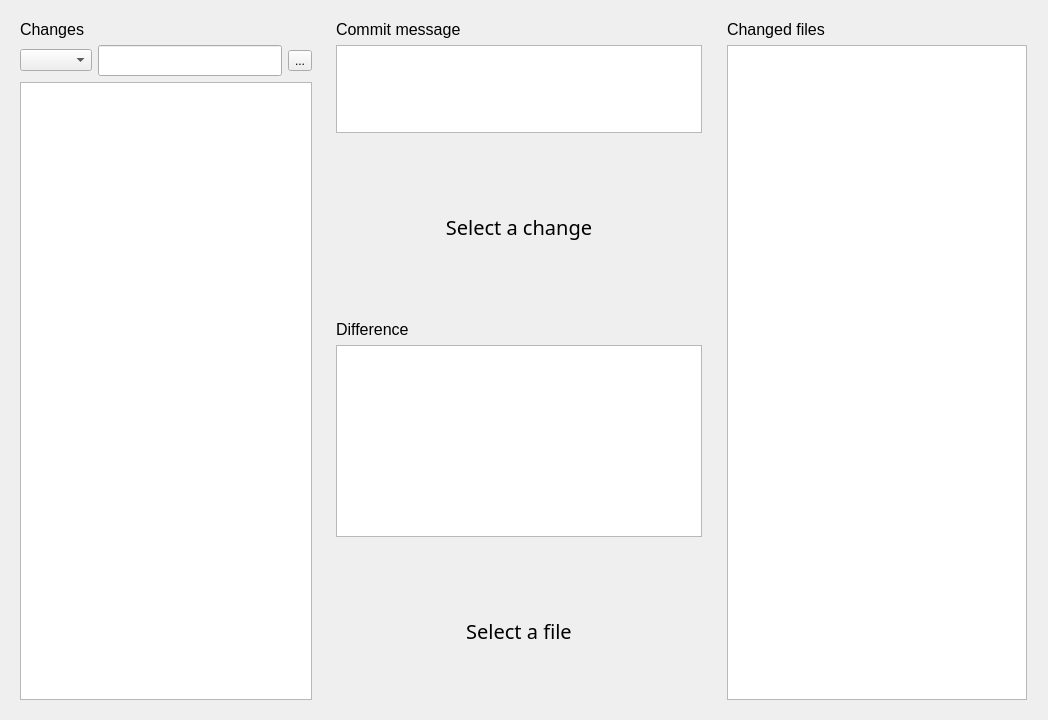
Above: client/ui/repo.ui from Kirisummer/config_sync before the change. Below: the same form after it.
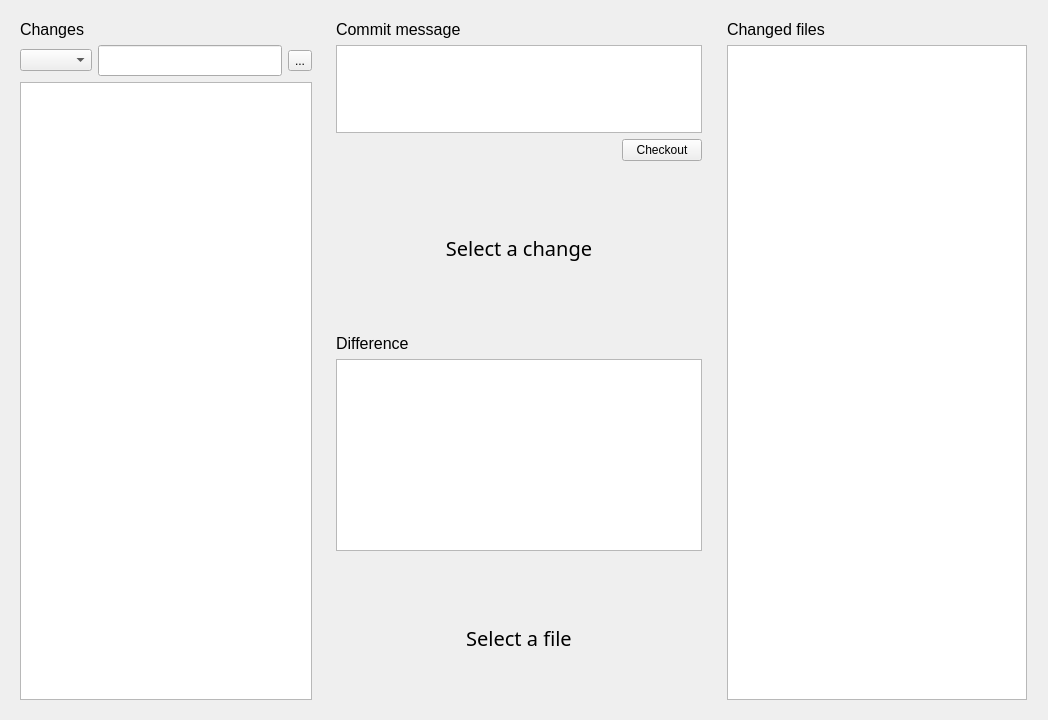
That is the form after the change.

Commit message: Add HEAD indicator to change table

Patch:
```diff
--- a/client/ui/repo.ui
+++ b/client/ui/repo.ui
@@ -138,6 +138,30 @@
         </property>
        </widget>
       </item>
+      <item>
+       <layout class="QHBoxLayout" name="horizontalLayout">
+        <item>
+         <spacer name="horizontalSpacer">
+          <property name="orientation">
+           <enum>Qt::Horizontal</enum>
+          </property>
+          <property name="sizeHint" stdset="0">
+           <size>
+            <width>40</width>
+            <height>20</height>
+           </size>
+          </property>
+         </spacer>
+        </item>
+        <item>
+         <widget class="QPushButton" name="checkout">
+          <property name="text">
+           <string>Checkout</string>
+          </property>
+         </widget>
+        </item>
+       </layout>
+      </item>
      </layout>
     </widget>
    </item>
```
Left out of the diff: 8 changed lines with no effect on the pictures. The commit also changes 2 other files.
